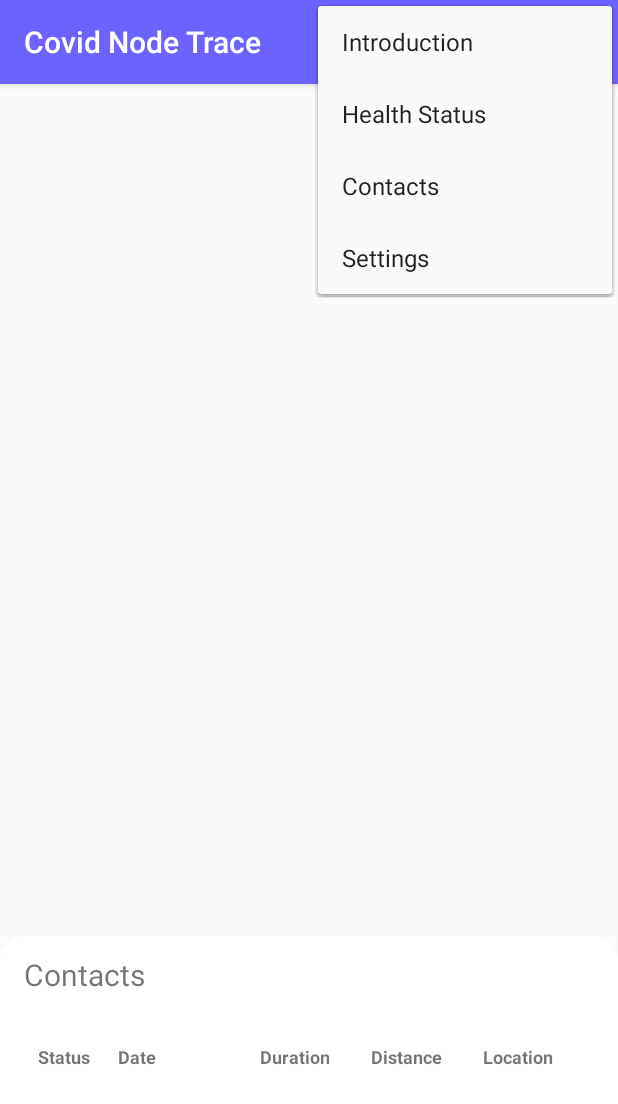
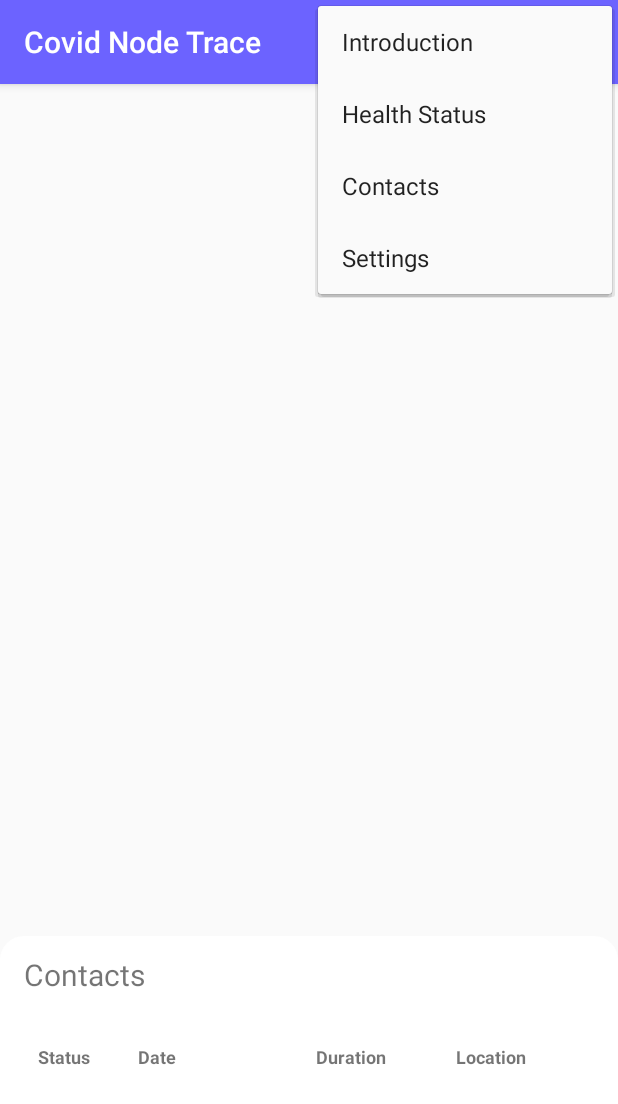
Before and after one commit to nicolaa5/covid-node-trace, an Android app: the ContactFragment screen opened through its navigation route, with the options menu open, on a phone screen of 412 x 824 dp. Shown: the top 1104 px of the screen. Run offline under Robolectric (Android 15) with nearby library versions, the phone set to English and light mode, and no system bars; our stand-ins replace Firebase (no records; nobody signed in at launch, a user with empty details on screens opened directly), Room's generated code; libraries missing offline, so code that uses them is left out: no.nordicsemi.android; 1 statement that could not run was skipped.

Commit message:
Remove node distance from the UI

```diff
--- a/app/src/main/java/com/covid/nodetrace/ui/ContactFragment.kt
+++ b/app/src/main/java/com/covid/nodetrace/ui/ContactFragment.kt
@@ -43,12 +43,10 @@ class ContactFragment : Fragment(), OnMapReadyCallback {
     private lateinit var healthStatusTitle : TextView
     private lateinit var dateTitle : TextView
     private lateinit var durationTitle : TextView
-    private lateinit var distanceTitle : TextView
 
     private lateinit var contactHealthStatus : TextView
     private lateinit var contactDate : TextView
     private lateinit var contactDuration : TextView
-    private lateinit var contactDistance : TextView
     private lateinit var mapCardView : CardView
     private var mContacts : List<Contact> = emptyList()
 
@@ -68,12 +66,10 @@ class ContactFragment : Fragment(), OnMapReadyCallback {
         healthStatusTitle = view.findViewById(R.id.health_title) as TextView
         dateTitle = view.findViewById(R.id.date_title) as TextView
         durationTitle = view.findViewById(R.id.duration_title) as TextView
-        distanceTitle = view.findViewById(R.id.distance_title) as TextView
 
         contactHealthStatus = view.findViewById(R.id.contact_health_status) as TextView
         contactDate = view.findViewById(R.id.contact_date) as TextView
         contactDuration = view.findViewById(R.id.contact_duration) as TextView
-        contactDistance= view.findViewById(R.id.contact_distance) as TextView
         mapCardView = view.findViewById(R.id.contact_map_card) as CardView
 
         initializeBottomSheet()
@@ -204,7 +200,6 @@ class ContactFragment : Fragment(), OnMapReadyCallback {
         healthStatusTitle.setVisibility(View.VISIBLE)
         dateTitle.setVisibility(View.VISIBLE)
         durationTitle.setVisibility(View.VISIBLE)
-        distanceTitle.setVisibility(View.VISIBLE)
 
         var textColor = Color.GRAY
         val status : HealthStatus = HealthStatus.valueOf(contact.healthStatus)
@@ -222,7 +217,6 @@ class ContactFragment : Fragment(), OnMapReadyCallback {
         contactHealthStatus.text = DataFormatter.createHealthStatusFormat(status)
         contactDate.text =DataFormatter.createDateFormat(contact.date)
         contactDuration.text = DataFormatter.createDurationFormat(contact.duration)
-        contactDistance.text = DataFormatter.createDistanceFormat(contact.distance)
     }
 
     /**
--- a/app/src/main/java/com/covid/nodetrace/ui/ContactHistoryAdapter.kt
+++ b/app/src/main/java/com/covid/nodetrace/ui/ContactHistoryAdapter.kt
@@ -79,7 +79,6 @@ class ContactHistoryAdapter(context: Context) : BaseAdapter() {
         row.contactHealthStatus.text = DataFormatter.createHealthStatusFormat(status)
         row.contactDate.text = DataFormatter.createShortDateFormat(contact.date)
         row.contactDuration.text = DataFormatter.createDurationFormat(contact.duration)
-        row.contactDistance.text = DataFormatter.createDistanceFormat(contact.distance)
         row.contactLocation.text = DataFormatter.createLocationFormat(contact.latitude, contact.longitude)
 
         return view
@@ -100,14 +99,12 @@ private class ContactRow(row: View?) {
     public val contactHealthStatus: TextView
     public val contactDate: TextView
     public val contactDuration: TextView
-    public val contactDistance: TextView
     public val contactLocation: TextView
 
     init {
         contactHealthStatus = row?.findViewById(R.id.row_contact_health_status) as TextView
         contactDate = row?.findViewById(R.id.row_contact_date) as TextView
         contactDuration = row?.findViewById(R.id.row_contact_duration) as TextView
-        contactDistance = row?.findViewById(R.id.row_contact_distance) as TextView
         contactLocation = row?.findViewById(R.id.row_contact_location) as TextView
     }
 }
--- a/app/src/main/res/layout/contact_history_title_row.xml
+++ b/app/src/main/res/layout/contact_history_title_row.xml
@@ -11,7 +11,7 @@
         android:layout_marginTop="20dp"
         android:layout_marginRight="20dp"
         android:gravity="center"
-        android:weightSum="5"
+        android:weightSum="4"
         android:orientation="horizontal"
         android:background="@drawable/row">
 
@@ -67,23 +67,6 @@
 
 
         <TextView
-            android:id="@+id/distance_title"
-            android:layout_width="0dp"
-            android:layout_height="wrap_content"
-            android:layout_weight="1"
-            app:layout_anchorGravity="right|center_vertical"
-            android:gravity="center_vertical"
-            android:layout_centerVertical="true"
-            android:layout_marginStart="5dp"
-            android:text="@string/row_contact_distance"
-            android:textSize="12sp"
-            android:textStyle="bold"
-            android:focusable="false"
-            android:focusableInTouchMode="false"
-            android:clickable="false"/>
-
-
-        <TextView
             android:id="@+id/location_title"
             android:layout_width="0dp"
             android:layout_height="wrap_content"
--- a/app/src/main/res/layout/contact_screen.xml
+++ b/app/src/main/res/layout/contact_screen.xml
@@ -89,25 +89,6 @@
                 android:gravity="center_horizontal"
                 android:text="@string/contact_duration"
                 android:textSize="18sp" />
-
-            <TextView
-                android:id="@+id/distance_title"
-                android:visibility="invisible"
-                android:layout_width="match_parent"
-                android:layout_height="wrap_content"
-                android:layout_marginTop="10dp"
-                android:gravity="center_horizontal"
-                android:text="@string/distance_title"
-                android:textSize="12sp"
-                android:textStyle="bold"/>
-            <TextView
-                android:id="@+id/contact_distance"
-                android:layout_width="match_parent"
-                android:layout_height="wrap_content"
-                android:layout_weight="1"
-                android:gravity="center_horizontal"
-                android:text="@string/contact_distance"
-                android:textSize="18sp" />
             </LinearLayout>
     </LinearLayout>
     <include layout="@layout/contact_history_sheet" />
```
Also changed, not shown: app/src/main/res/layout/contact_history_row.xml (+1 -18 lines).
